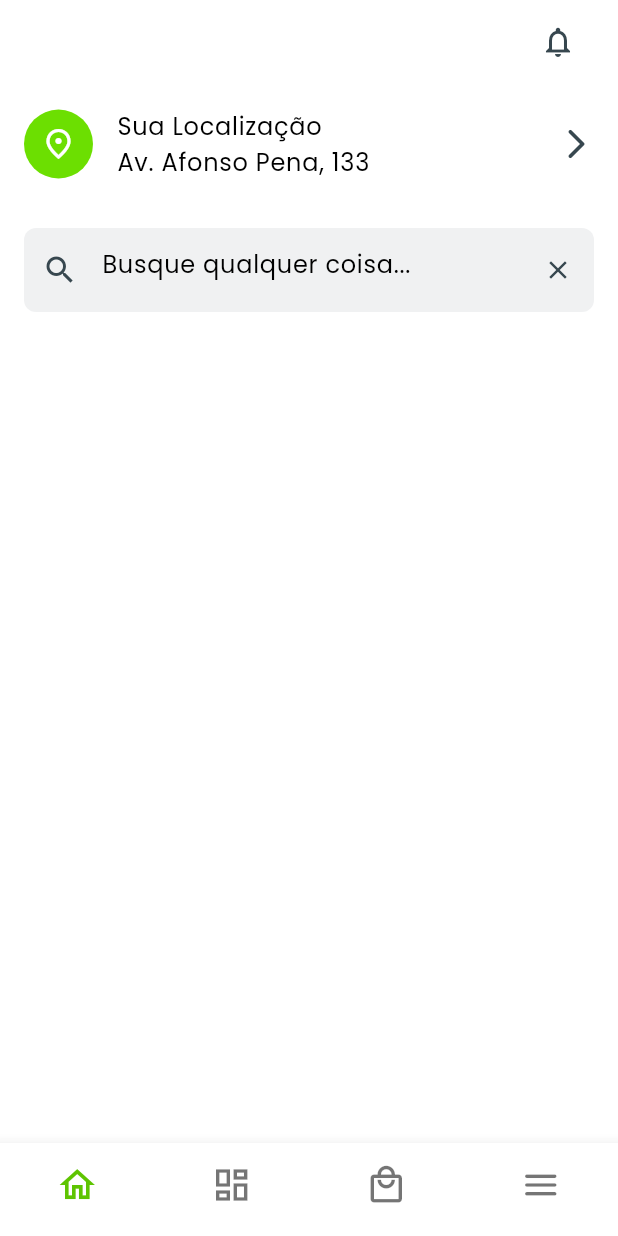
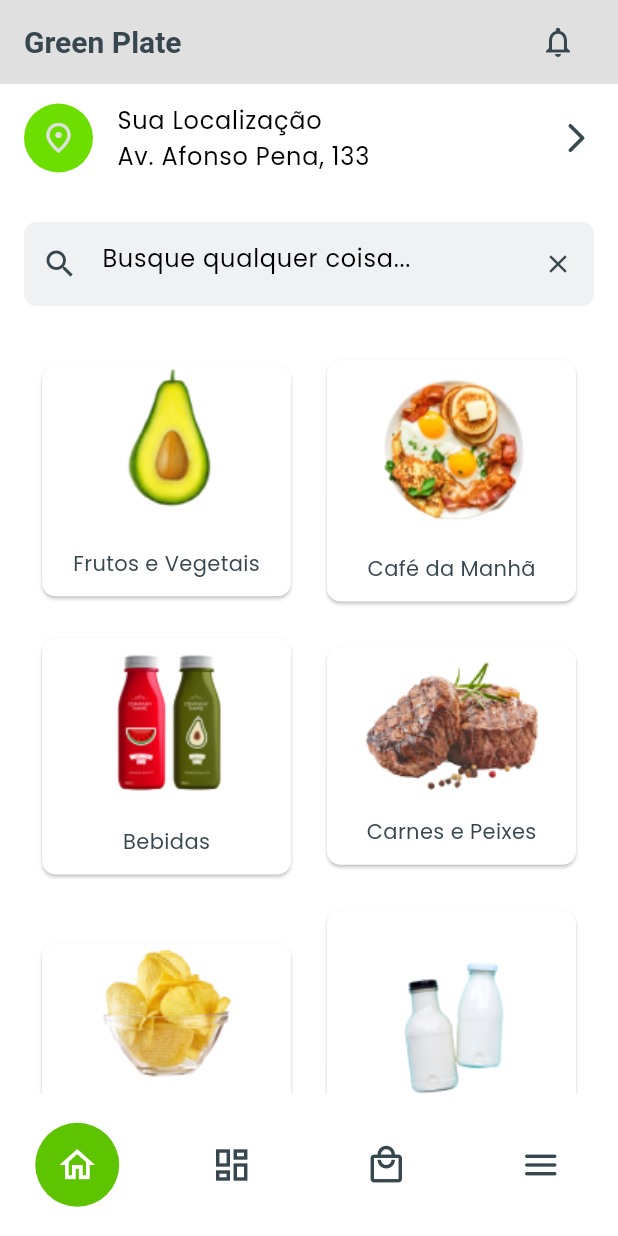
Before and after one commit to rafaelpadu/green_plate, a Flutter app: the screen it shows after launch, on a phone screen of 412 x 824 dp. Run offline on Flutter 3.47's test engine with Material 2 defaults, Android fonts, the phone set to English and light mode, and no system bars; our stand-ins replace firebase_core, flutter_secure_storage; accounts and stored records are empty.

Commit message:
criacao da bottom app bar e nova tela categorias

```diff
--- a/lib/main.dart
+++ b/lib/main.dart
@@ -3,7 +3,6 @@ import 'package:flutter/material.dart';
 import 'package:flutter/services.dart';
 import 'package:green_plate/firebase_options.dart';
 import 'package:green_plate/src/config/theme_colors.dart';
-import 'package:green_plate/src/presentation/features/main/home/view/home_screen.dart';
 
 import 'src/presentation/features/main/green_plate_screen.dart';
 
@@ -27,6 +26,7 @@ class GreenPlateApp extends StatelessWidget {
     return MaterialApp(
       title: 'Flutter Demo',
       theme: ThemeColors().lightThemeData(),
+      themeMode: ThemeMode.light,
       debugShowCheckedModeBanner: true,
       home: const GreenPlateScreen(),
     );
--- a/lib/src/config/theme_colors.dart
+++ b/lib/src/config/theme_colors.dart
@@ -11,7 +11,7 @@ class ThemeColors {
     primary = const Color.fromRGBO(94, 196, 1, 1);
     secondary = const Color.fromRGBO(243, 122, 32, 1);
     primaryFontColor = const Color.fromRGBO(55, 71, 79, 1);
-    backGroundColor = Colors.white;
+    backGroundColor = Colors.grey[300] ?? Colors.grey;
 
     return ThemeData(
       primaryColor: primary,
--- a/lib/src/presentation/features/main/green_plate_screen.dart
+++ b/lib/src/presentation/features/main/green_plate_screen.dart
@@ -1,6 +1,7 @@
 import 'package:flutter/material.dart';
 import 'package:green_plate/src/config/theme_colors.dart';
-import 'package:green_plate/src/presentation/features/main/home/view/home_screen.dart';
+import 'package:green_plate/src/presentation/features/main/views/categories_screen.dart';
+import 'package:green_plate/src/presentation/features/main/views/home_screen.dart';
 
 class GreenPlateScreen extends StatefulWidget {
   const GreenPlateScreen({super.key});
@@ -12,13 +13,13 @@ class GreenPlateScreen extends StatefulWidget {
 class _GreenPlateScreenState extends State<GreenPlateScreen> {
   final List<Widget> _children = const [
     HomeScreen(),
-    HomeScreen(),
+    CategoriesScreen(),
     HomeScreen(),
     HomeScreen(),
   ];
   final GlobalKey<ScaffoldState> _scaffoldKey = GlobalKey();
   int _currentIndex = 0;
-  String _title = '';
+  String _title = 'Green Plate';
   @override
   Widget build(BuildContext context) {
     return Scaffold(
@@ -39,39 +40,68 @@ class _GreenPlateScreenState extends State<GreenPlateScreen> {
           )
         ],
       ),
-      bottomNavigationBar: BottomNavigationBar(
-          onTap: onTabTapped,
-          currentIndex: _currentIndex,
-          selectedIconTheme: IconThemeData(color: ThemeColors.primary),
-          type: BottomNavigationBarType.fixed,
-          showSelectedLabels: false,
-          showUnselectedLabels: false,
-          items: const [
-            BottomNavigationBarItem(
-                icon: Icon(
+      bottomNavigationBar: Container(
+        height: 95,
+        decoration: const BoxDecoration(
+          color: Colors.white,
+          borderRadius: BorderRadius.only(
+            topLeft: Radius.circular(20),
+            topRight: Radius.circular(20),
+          ),
+        ),
+        child: Row(mainAxisAlignment: MainAxisAlignment.spaceAround, children: [
+          GestureDetector(
+            onTap: () {
+              onTabTapped(0);
+            },
+            child: CircleAvatar(
+              radius: 28,
+              backgroundColor: _getAvatarBGColor(0),
+              child: Icon(
                 Icons.home_outlined,
                 size: 28,
+                color: _getAvatarIconColor(0),
               ),
-                label: ''),
-            BottomNavigationBarItem(
-                icon: Icon(
+            ),
+          ),
+          GestureDetector(
+            onTap: () => onTabTapped(1),
+            child: CircleAvatar(
+              backgroundColor: _getAvatarBGColor(1),
+              radius: 28,
+              child: Icon(
                 Icons.dashboard_outlined,
                 size: 28,
+                color: _getAvatarIconColor(1),
               ),
-                label: ''),
-            BottomNavigationBarItem(
-                icon: Icon(
+            ),
+          ),
+          GestureDetector(
+            onTap: () => onTabTapped(2),
+            child: CircleAvatar(
+              backgroundColor: _getAvatarBGColor(2),
+              radius: 28,
+              child: Icon(
                 Icons.local_mall_outlined,
                 size: 28,
+                color: _getAvatarIconColor(2),
               ),
-                label: ''),
-            BottomNavigationBarItem(
-                icon: Icon(
+            ),
+          ),
+          GestureDetector(
+            onTap: () => onTabTapped(3),
+            child: CircleAvatar(
+              radius: 28,
+              backgroundColor: _getAvatarBGColor(3),
+              child: Icon(
                 Icons.menu_rounded,
                 size: 28,
+                color: _getAvatarIconColor(3),
               ),
-                label: ''),
+            ),
+          ),
         ]),
+      ),
       body: _children[_currentIndex],
     );
   }
@@ -83,7 +113,18 @@ class _GreenPlateScreenState extends State<GreenPlateScreen> {
         case 0:
           _title = 'Green Plate';
           break;
+        case 1:
+          _title = 'Categorias';
+          break;
       }
     });
   }
+
+  Color _getAvatarBGColor(int index) {
+    return _currentIndex == index ? ThemeColors.primary : Colors.transparent;
   }
+
+  Color _getAvatarIconColor(int index) {
+    return _currentIndex == index ? Colors.white : ThemeColors.primaryFontColor;
+  }
+}
--- a/lib/src/presentation/features/main/home/view/home_screen.dart
+++ /dev/null
@@ -1,77 +0,0 @@
-import 'package:flutter/material.dart';
-import 'package:green_plate/src/config/theme_colors.dart';
-
-class HomeScreen extends StatefulWidget {
-  const HomeScreen({super.key});
-
-  @override
-  State<HomeScreen> createState() => _HomeScreenState();
-}
-
-class _HomeScreenState extends State<HomeScreen> {
-  final TextEditingController _searchController = TextEditingController();
-  @override
-  Widget build(BuildContext context) {
-    return Container(
-      padding: const EdgeInsets.symmetric(horizontal: 16, vertical: 8),
-      child: Column(
-        children: [
-          ListTile(
-            onTap: () {},
-            contentPadding: EdgeInsets.zero,
-            leading: CircleAvatar(
-              backgroundColor: primaryLightColor[300],
-              radius: 23,
-              child: Icon(
-                Icons.place_outlined,
-                color: ThemeColors.backGroundColor,
-                size: 24,
-              ),
-            ),
-            title: const Column(
-              crossAxisAlignment: CrossAxisAlignment.start,
-              children: [Text('Sua Localização'), Text('Av. Afonso Pena, 133')],
-            ),
-            trailing: Icon(
-              Icons.arrow_forward_ios_rounded,
-              color: ThemeColors.primaryFontColor,
-            ),
-          ),
-          Padding(
-            padding: const EdgeInsets.symmetric(vertical: 24),
-            child: Container(
-              decoration: const BoxDecoration(
-                borderRadius: BorderRadius.all(Radius.circular(8)),
-                color: Color(0xFFF0F1F2),
-              ),
-              padding: const EdgeInsets.symmetric(vertical: 4),
-              child: TextFormField(
-                controller: _searchController,
-                decoration: InputDecoration(
-                  hintText: 'Busque qualquer coisa...',
-                  suffixIcon: IconButton(
-                    icon: Icon(
-                      Icons.clear,
-                      size: 20,
-                      color: ThemeColors.primaryFontColor,
-                    ),
-                    onPressed: () => _searchController.clear(),
-                  ),
-                  prefixIcon: IconButton(
-                    onPressed: () {},
-                    icon: Icon(
-                      Icons.search,
-                      color: ThemeColors.primaryFontColor,
-                    ),
-                  ),
-                  floatingLabelBehavior: FloatingLabelBehavior.never,
-                  border: InputBorder.none,
-                ),
-              ),
-            ),
-          )
-        ],
-      ),
-    );
-  }
-}
--- /dev/null
+++ b/lib/src/presentation/features/main/views/categories_screen.dart
@@ -0,0 +1,27 @@
+import 'package:flutter/material.dart';
+import 'package:green_plate/src/presentation/widgets/data_driven/card_list.dart';
+
+import '../../../widgets/data_driven/card_image.dart';
+
+class CategoriesScreen extends StatelessWidget {
+  const CategoriesScreen({super.key});
+
+  @override
+  Widget build(BuildContext context) {
+    return SingleChildScrollView(
+      child: Container(
+        padding: const EdgeInsets.symmetric(horizontal: 16, vertical: 4),
+        child: CardListWidget(cardItems: _categories),
+      ),
+    );
+  }
+}
+
+List<Widget> _categories = [
+  const CardImageWidget(title: 'Frutos e Vegetais', imageAsset: 'lib/res/assets/images/categories/fruits.png'),
+  const CardImageWidget(title: 'Café da Manhã', imageAsset: 'lib/res/assets/images/categories/breakfast.png'),
+  const CardImageWidget(title: 'Bebidas', imageAsset: 'lib/res/assets/images/categories/beveares.png'),
+  const CardImageWidget(title: 'Carnes e Peixes', imageAsset: 'lib/res/assets/images/categories/meat.png'),
+  const CardImageWidget(title: 'Lanches', imageAsset: 'lib/res/assets/images/categories/chips.png'),
+  const CardImageWidget(title: 'Laticínios', imageAsset: 'lib/res/assets/images/categories/milk.png'),
+];
--- /dev/null
+++ b/lib/src/presentation/features/main/views/home_screen.dart
@@ -0,0 +1,93 @@
+import 'package:flutter/material.dart';
+import 'package:green_plate/src/config/theme_colors.dart';
+import 'package:green_plate/src/presentation/widgets/data_driven/card_image.dart';
+import 'package:green_plate/src/presentation/widgets/data_driven/card_list.dart';
+
+class HomeScreen extends StatefulWidget {
+  const HomeScreen({super.key});
+
+  @override
+  State<HomeScreen> createState() => _HomeScreenState();
+}
+
+class _HomeScreenState extends State<HomeScreen> {
+  final TextEditingController _searchController = TextEditingController();
+  List<Widget> categories = [
+    const CardImageWidget(title: 'Frutos e Vegetais', imageAsset: 'lib/res/assets/images/categories/fruits.png'),
+    const CardImageWidget(title: 'Café da Manhã', imageAsset: 'lib/res/assets/images/categories/breakfast.png'),
+    const CardImageWidget(title: 'Bebidas', imageAsset: 'lib/res/assets/images/categories/beveares.png'),
+    const CardImageWidget(title: 'Carnes e Peixes', imageAsset: 'lib/res/assets/images/categories/meat.png'),
+    const CardImageWidget(title: 'Lanches', imageAsset: 'lib/res/assets/images/categories/chips.png'),
+    const CardImageWidget(title: 'Laticínios', imageAsset: 'lib/res/assets/images/categories/milk.png'),
+  ];
+  @override
+  Widget build(BuildContext context) {
+    return SingleChildScrollView(
+      child: Container(
+        padding: const EdgeInsets.symmetric(horizontal: 16, vertical: 4),
+        child: Column(
+          children: [
+            ListTile(
+              onTap: () {},
+              contentPadding: EdgeInsets.zero,
+              leading: CircleAvatar(
+                backgroundColor: primaryLightColor[300],
+                radius: 23,
+                child: Icon(
+                  Icons.place_outlined,
+                  color: ThemeColors.backGroundColor,
+                  size: 24,
+                ),
+              ),
+              title: const Column(
+                crossAxisAlignment: CrossAxisAlignment.start,
+                children: [Text('Sua Localização'), Text('Av. Afonso Pena, 133')],
+              ),
+              trailing: Icon(
+                Icons.arrow_forward_ios_rounded,
+                color: ThemeColors.primaryFontColor,
+              ),
+            ),
+            Padding(
+              padding: const EdgeInsets.symmetric(vertical: 24),
+              child: Container(
+                decoration: const BoxDecoration(
+                  borderRadius: BorderRadius.all(Radius.circular(8)),
+                  color: Color(0xFFF0F1F2),
+                ),
+                padding: const EdgeInsets.symmetric(vertical: 4),
+                child: TextFormField(
+                  controller: _searchController,
+                  decoration: InputDecoration(
+                    hintText: 'Busque qualquer coisa...',
+                    suffixIcon: IconButton(
+                      icon: Icon(
+                        Icons.clear,
+                        size: 20,
+                        color: ThemeColors.primaryFontColor,
+                      ),
+                      onPressed: () => _searchController.clear(),
+                    ),
+                    prefixIcon: IconButton(
+                      onPressed: () {},
+                      icon: Icon(
+                        Icons.search,
+                        color: ThemeColors.primaryFontColor,
+                      ),
+                    ),
+                    floatingLabelBehavior: FloatingLabelBehavior.never,
+                    border: InputBorder.none,
+                  ),
+                ),
+              ),
+            ),
+            Container(
+              constraints: BoxConstraints(maxHeight: MediaQuery.sizeOf(context).height - 100),
+              child: CardListWidget(cardItems: categories),
+            )
+          ],
+        ),
+      ),
+    );
+  }
+}
--- /dev/null
+++ b/lib/src/presentation/widgets/data_driven/card_image.dart
@@ -0,0 +1,41 @@
+// ignore_for_file: public_member_api_docs, sort_constructors_first
+import 'package:flutter/material.dart';
+
+class CardImageWidget extends StatelessWidget {
+  final String title;
+  final String imageAsset;
+  const CardImageWidget({
+    Key? key,
+    required this.title,
+    required this.imageAsset,
+  }) : super(key: key);
+
+  @override
+  Widget build(BuildContext context) {
+    return GestureDetector(
+      onTap: () {},
+      child: Card(
+        color: Colors.white,
+        surfaceTintColor: Colors.white,
+        shape: RoundedRectangleBorder(borderRadius: BorderRadius.circular(9)),
+        child: Column(
+          children: [
+            Image.asset(
+              imageAsset,
+              fit: BoxFit.cover,
+            ),
+            Row(
+              mainAxisAlignment: MainAxisAlignment.center,
+              children: [
+                Padding(
+                  padding: const EdgeInsets.symmetric(vertical: 12, horizontal: 16),
+                  child: Text(title),
+                ),
+              ],
+            ),
+          ],
+        ),
+      ),
+    );
+  }
+}
--- /dev/null
+++ b/lib/src/presentation/widgets/data_driven/card_list.dart
@@ -0,0 +1,70 @@
+// ignore_for_file: public_member_api_docs, sort_constructors_first
+import 'package:flutter/material.dart';
+
+class CardListWidget extends StatelessWidget {
+  final List<Widget> cardItems;
+  const CardListWidget({
+    Key? key,
+    required this.cardItems,
+  }) : super(key: key);
+  @override
+  Widget build(BuildContext context) {
+    return Column(
+      children: List.generate((cardItems.length / 2).ceil(), (index) {
+        final primeiroItem = index * 2;
+        final segundoItem = primeiroItem + 1;
+        final bool temSegundoItem = segundoItem < cardItems.length;
+        if (temSegundoItem) {
+          return Row(
+            children: [
+              Expanded(
+                child: Padding(
+                  padding: const EdgeInsets.all(8.0),
+                  child: cardItems[primeiroItem],
+                ),
+              ),
+              Expanded(
+                child: Padding(
+                  padding: const EdgeInsets.all(8.0),
+                  child: cardItems[segundoItem],
+                ),
+              )
+            ],
+          );
+        }
+        return Padding(
+          padding: const EdgeInsets.all(8.0),
+          child: cardItems[primeiroItem],
+        );
+      }),
+    );
+
+    // return List.generate<Widget>(itemBuilder: (context, index) {
+    //   final primeiroItem = index * 2;
+    //   final segundoItem = primeiroItem + 1;
+    //   final bool temSegundoItem = segundoItem < cardItems.length;
+    //   if (temSegundoItem) {
+    //     return Row(
+    //       children: [
+    //         Expanded(
+    //           child: Padding(
+    //             padding: const EdgeInsets.all(8.0),
+    //             child: cardItems[primeiroItem],
+    //           ),
+    //         ),
+    //         Expanded(
+    //           child: Padding(
+    //             padding: const EdgeInsets.all(8.0),
+    //             child: cardItems[segundoItem],
+    //           ),
+    //         )
+    //       ],
+    //     );
+    //   }
+    //   return Padding(
+    //     padding: const EdgeInsets.all(8.0),
+    //     child: cardItems[primeiroItem],
+    //   );
+    // });
+  }
+}
--- a/pubspec.yaml
+++ b/pubspec.yaml
@@ -64,9 +64,8 @@ flutter:
   uses-material-design: true
 
   # To add assets to your application, add an assets section, like this:
-  # assets:
-  #   - images/a_dot_burr.jpeg
-  #   - images/a_dot_ham.jpeg
+  assets:
+    - lib/res/assets/images/categories/
 
   # An image asset can refer to one or more resolution-specific "variants", see
   # https://flutter.dev/assets-and-images/#resolution-aware
```
Also changed, not shown: lib/res/assets/images/categories/beveares.png (added), lib/res/assets/images/categories/breakfast.png (added), lib/res/assets/images/categories/chips.png (added), lib/res/assets/images/categories/fruits.png (added), lib/res/assets/images/categories/meat.png (added), lib/res/assets/images/categories/milk.png (added), lib/src/presentation/features/main/application/home_service.dart (added). Lines whose indentation alone changed are shown as unchanged.
